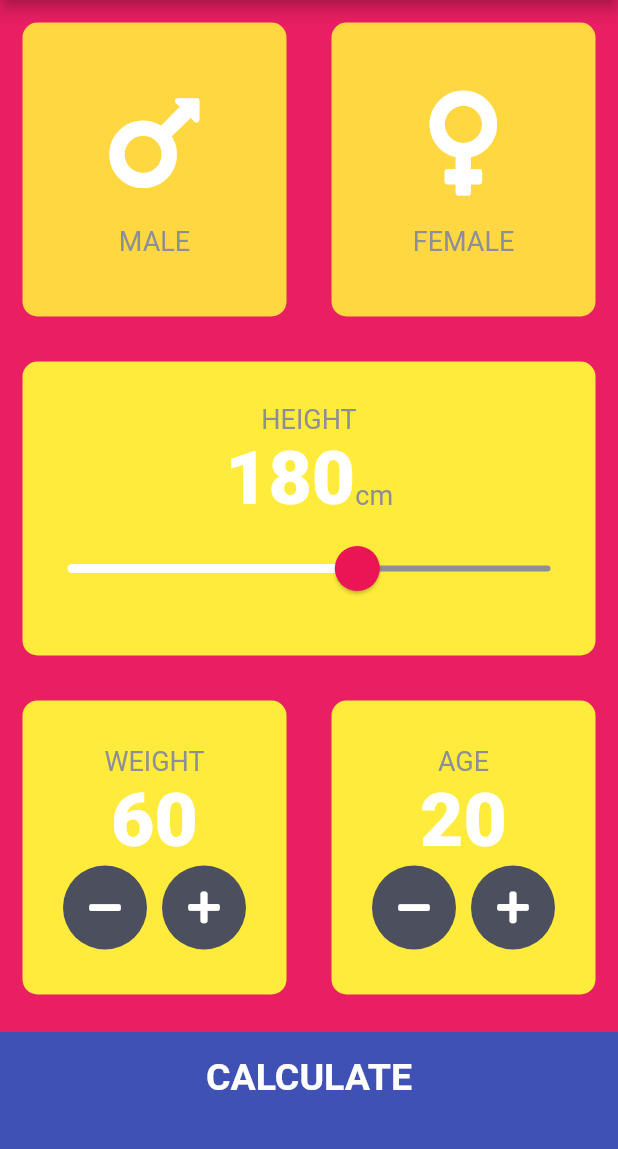
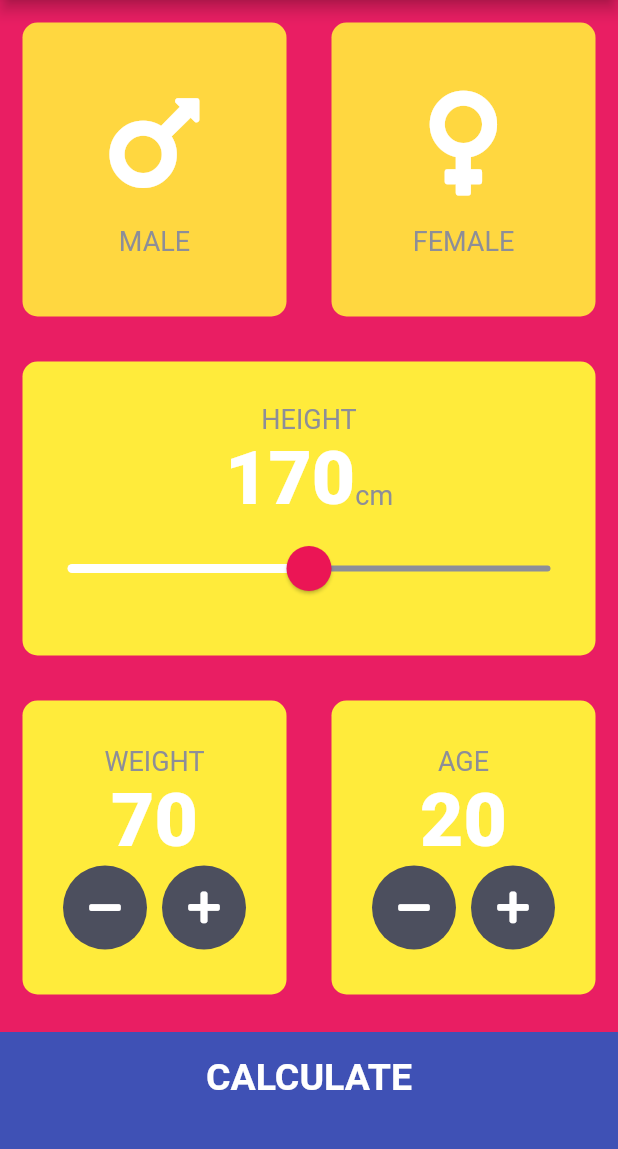
Before and after one commit to ShajaGraphics/BMI-Modified-Calculator-051, a Flutter app: the screen it shows after launch, on a phone screen of 412 x 824 dp, the part 84-1233 px from its top. Run offline on Flutter 3.47's test engine with Material 2 defaults, Android fonts, the phone set to English and light mode, and no system bars; our stand-ins replace font_awesome_flutter.

```diff
--- a/lib/screens/input_page.dart
+++ b/lib/screens/input_page.dart
@@ -20,8 +20,8 @@ class InputPage extends StatefulWidget {
 
 class _InputPageState extends State<InputPage> {
   Gender selectedGender;
-  int height = 180;
-  int weight = 60;
+  int height = 170;
+  int weight = 70;
   int age = 20;
 
   @override
```
